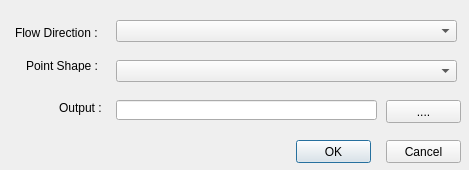
Above: Watershed_dialog_base.ui from drphipps/Drainage before the change. Below: the same form after it.
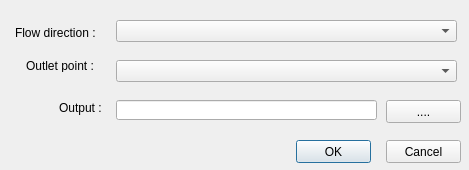
That is the form after the change.

```diff
--- a/Watershed_dialog_base.ui
+++ b/Watershed_dialog_base.ui
@@ -49,7 +49,7 @@
     </rect>
    </property>
    <property name="text">
-    <string>Flow Direction :</string>
+    <string>Flow direction :</string>
    </property>
   </widget>
   <widget class="QComboBox" name="cmbShape">
@@ -127,7 +127,7 @@
     </rect>
    </property>
    <property name="text">
-    <string>Point Shape :</string>
+    <string>Outlet point :</string>
    </property>
   </widget>
  </widget>
```
